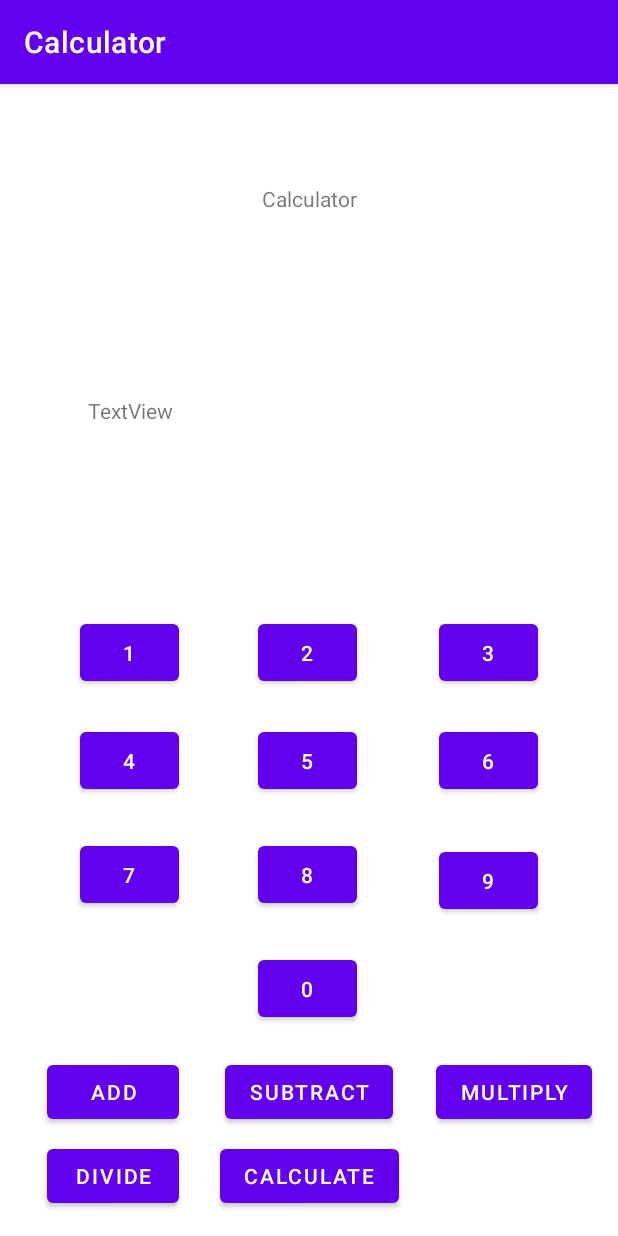
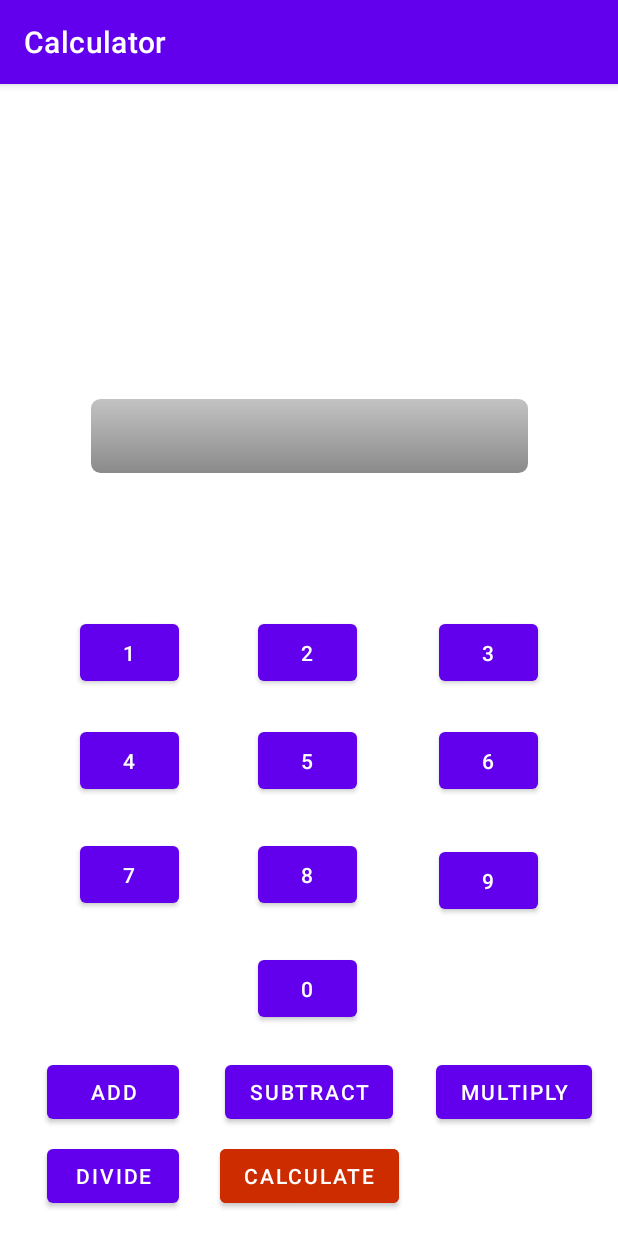
Before and after one commit to Baeist/androidCalculator, an Android app: the screen it shows after launch (MainActivity), on a phone screen of 412 x 824 dp. Run offline under Robolectric (Android 15) with nearby library versions, the phone set to English and light mode, and no system bars.

Commit message:
UI changes

```diff
--- a/app/src/main/java/com/example/calculator/MainActivity.java
+++ b/app/src/main/java/com/example/calculator/MainActivity.java
@@ -2,6 +2,7 @@ package com.example.calculator;
 
 import androidx.appcompat.app.AppCompatActivity;
 
+import android.graphics.Color;
 import android.os.Bundle;
 import android.view.View;
 import android.widget.EditText;
@@ -18,6 +19,8 @@ public class MainActivity extends AppCompatActivity {
     protected void onCreate(Bundle savedInstanceState) {
         super.onCreate(savedInstanceState);
         setContentView(R.layout.activity_main);
+
+
         textView = findViewById(R.id.textView);
 
     }
--- /dev/null
+++ b/app/src/main/res/drawable/borderbox.xml
@@ -0,0 +1,17 @@
+<?xml version="1.0" encoding="utf-8"?>
+<shape
+    xmlns:android="http://schemas.android.com/apk/res/android"
+    android:shape="rectangle">
+    <stroke
+        android:width="2dp"
+        android:color="#FFFFFFFF" />
+    <gradient
+        android:endColor="#DDBBBBBB"
+        android:startColor="#DD777777"
+        android:angle="90" />
+    <corners
+        android:bottomRightRadius="7dp"
+        android:bottomLeftRadius="7dp"
+        android:topLeftRadius="7dp"
+        android:topRightRadius="7dp" />
+</shape>
--- a/app/src/main/res/layout/activity_main.xml
+++ b/app/src/main/res/layout/activity_main.xml
@@ -4,6 +4,7 @@
     xmlns:tools="http://schemas.android.com/tools"
     android:layout_width="match_parent"
     android:layout_height="match_parent"
+
     tools:context=".MainActivity">
 
     <Button
@@ -13,6 +14,7 @@
         android:layout_marginBottom="212dp"
         android:onClick="nine"
         android:text="9"
+
         app:layout_constraintBottom_toBottomOf="parent"
         app:layout_constraintEnd_toEndOf="parent"
         app:layout_constraintHorizontal_bias="0.504"
@@ -54,25 +56,18 @@
         app:layout_constraintStart_toStartOf="parent" />
 
     <Button
+
         android:id="@+id/four"
         android:layout_width="66dp"
         android:layout_height="50dp"
         android:layout_marginBottom="292dp"
         android:onClick="four"
         android:text="4"
+
         app:layout_constraintBottom_toBottomOf="parent"
         app:layout_constraintEnd_toStartOf="@+id/five"
         app:layout_constraintStart_toStartOf="parent" />
 
-    <TextView
-        android:layout_width="wrap_content"
-        android:layout_height="wrap_content"
-        android:text="Calculator"
-        app:layout_constraintBottom_toBottomOf="parent"
-        app:layout_constraintEnd_toEndOf="parent"
-        app:layout_constraintStart_toStartOf="parent"
-        app:layout_constraintTop_toTopOf="parent"
-        app:layout_constraintVertical_bias="0.089" />
 
     <Button
         android:id="@+id/add"
@@ -116,6 +111,7 @@
         android:layout_marginBottom="16dp"
         android:onClick="result"
         android:text="Calculate"
+        android:backgroundTint="#CC2C00"
         app:layout_constraintBottom_toBottomOf="parent"
         app:layout_constraintEnd_toEndOf="parent"
         app:layout_constraintStart_toStartOf="parent" />
@@ -125,7 +121,11 @@
         android:layout_width="295dp"
         android:layout_height="53dp"
         android:layout_marginTop="208dp"
-        android:text="TextView"
+        android:background="@drawable/borderbox"
+        android:text=""
+        android:gravity="center"
+        android:textSize="20dp"
+
         app:layout_constraintEnd_toEndOf="parent"
         app:layout_constraintStart_toStartOf="parent"
         app:layout_constraintTop_toTopOf="parent" />
@@ -183,12 +183,14 @@
         android:layout_width="66dp"
         android:layout_height="50dp"
         android:layout_marginBottom="364dp"
+        android:foregroundTint="#4CAF50"
         android:onClick="two"
         android:text="2"
         app:layout_constraintBottom_toBottomOf="parent"
         app:layout_constraintEnd_toEndOf="parent"
         app:layout_constraintHorizontal_bias="0.498"
-        app:layout_constraintStart_toStartOf="parent" />
+        app:layout_constraintStart_toStartOf="parent"
+        app:rippleColor="#B81212" />
 
     <Button
         android:id="@+id/button"
```
